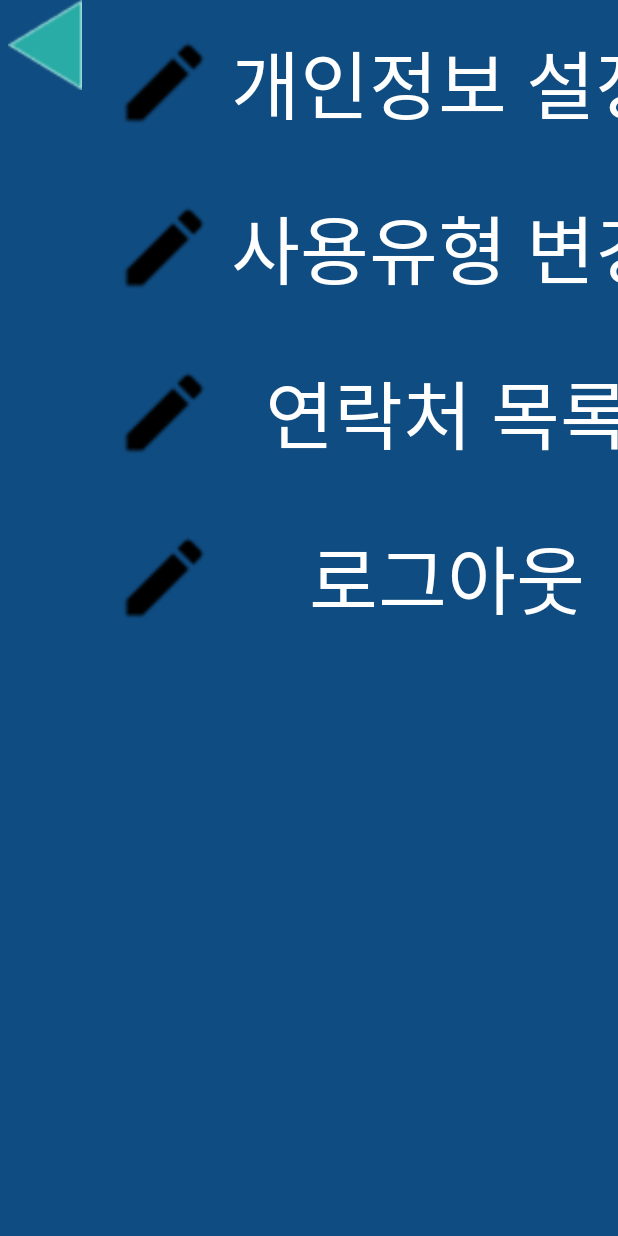
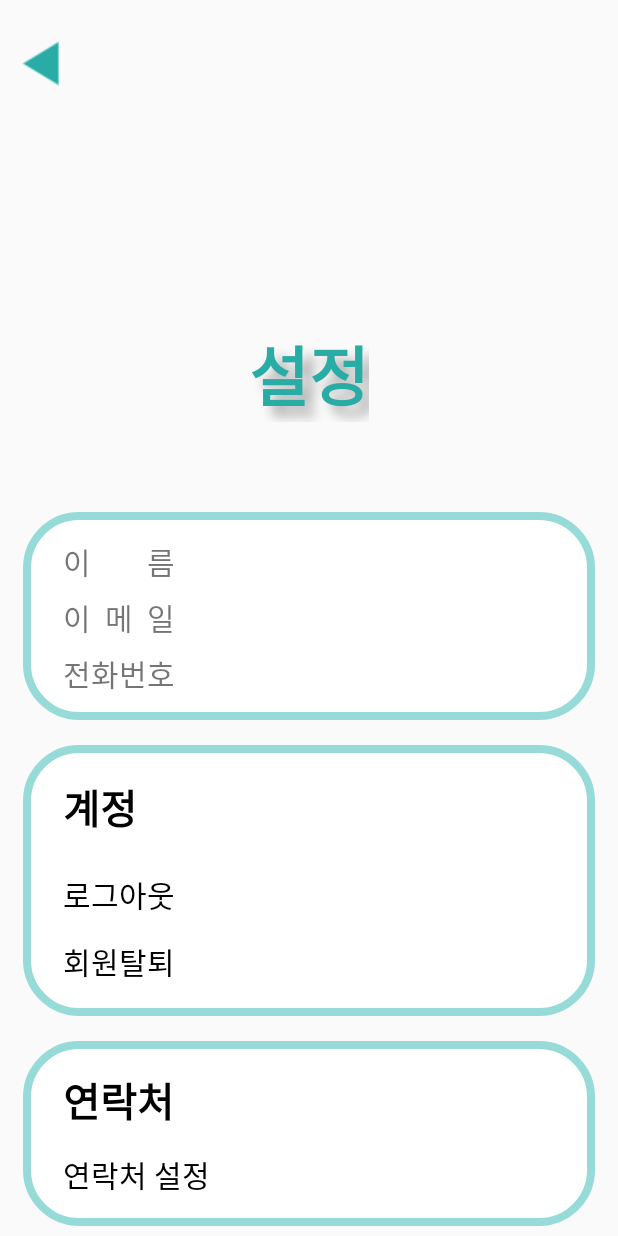
Before and after one commit to Hae-Riri/ObjectDetection, an Android app: the SettingMenu screen opened directly, with no data from a screen before it, on a phone screen of 412 x 824 dp. Run offline under Robolectric (Android 15) with nearby library versions, the phone set to English and light mode, and no system bars; our stand-ins replace Firebase (no records; nobody signed in at launch, a user with empty details on screens opened directly).

Commit message:
full complete first

```diff
--- a/app/src/main/java/org/tensorflow/lite/examples/detection/PhoneListActivity.java
+++ b/app/src/main/java/org/tensorflow/lite/examples/detection/PhoneListActivity.java
@@ -94,6 +94,8 @@ public class PhoneListActivity extends AppCompatActivity {
         }));
 
     }
+
+    //길게누르면 삭제하는 부분
     public interface ClickLister{
         void onClick(View view, int position);
         void onLongClick(View view, int position);
@@ -204,7 +206,7 @@ public class PhoneListActivity extends AppCompatActivity {
                 .child(deleteNum).removeValue();
         //adapter.notifyDataSetChanged();
         setUser(currentUser);
-
+        Toast.makeText(getApplicationContext(),"삭제되었습니다.",Toast.LENGTH_SHORT).show();
 
     }
 
--- a/app/src/main/java/org/tensorflow/lite/examples/detection/SettingMenu.java
+++ b/app/src/main/java/org/tensorflow/lite/examples/detection/SettingMenu.java
@@ -2,6 +2,7 @@ package org.tensorflow.lite.examples.detection;
 
 import android.content.Intent;
 import android.os.Bundle;
+import android.util.Log;
 import android.view.LayoutInflater;
 import android.view.View;
 import android.view.ViewGroup;
@@ -15,16 +16,141 @@ import androidx.annotation.Nullable;
 import androidx.appcompat.app.AppCompatActivity;
 import androidx.fragment.app.Fragment;
 
+import com.google.android.gms.tasks.OnCompleteListener;
+import com.google.android.gms.tasks.Task;
 import com.google.firebase.auth.FirebaseAuth;
 import com.google.firebase.auth.FirebaseUser;
+import com.google.firebase.database.DataSnapshot;
+import com.google.firebase.database.DatabaseError;
+import com.google.firebase.database.DatabaseReference;
+import com.google.firebase.database.FirebaseDatabase;
+import com.google.firebase.database.ValueEventListener;
+
+import org.tensorflow.lite.examples.detection.db_firebase.User;
 
 public class SettingMenu extends AppCompatActivity {
+
+    TextView textName, textEmail, textPhone,logout,deleteEmail,gotoList;
+    ImageView backBtn;
+
+    FirebaseAuth mAuth = FirebaseAuth.getInstance();
+    FirebaseUser currentUser = mAuth.getCurrentUser();
+    String uid = currentUser.getUid();
+    DatabaseReference mDatabase = FirebaseDatabase.getInstance().getReference();
+
+    String phone;
+    String name;
+    String email;
+    User user;
 
     @Override
     protected void onCreate(Bundle savedInstanceState) {
         super.onCreate(savedInstanceState);
         setContentView(R.layout.settings);
 
+        backBtn=(ImageView)findViewById(R.id.backBtn);
+
+        textName = (TextView)findViewById(R.id.textName);
+        textEmail =(TextView)findViewById(R.id.textEmail);
+        textPhone = (TextView)findViewById(R.id.textPhone);
+        logout = (TextView)findViewById(R.id.logout);
+        deleteEmail = (TextView)findViewById(R.id.deleteEmail);
+        gotoList=(TextView)findViewById(R.id.gotoList);
+
+        backBtn.setOnClickListener(new View.OnClickListener() {
+            @Override
+            public void onClick(View view) {
+                Intent intent = new Intent(SettingMenu.this,CameraActivity.class);
+                startActivity(intent);
+                overridePendingTransition(R.anim.fade_in,R.anim.fade_out);
+                finish();
+            }
+        });
+
+        mDatabase.child("users").child(uid).child("name").addListenerForSingleValueEvent(new ValueEventListener() {
+            @Override
+            public void onDataChange(@NonNull DataSnapshot dataSnapshot) {
+                name = dataSnapshot.getValue(String.class);
+                Log.d("SettingMenu","name is: "+name);
+                //가져온 값 넣어주기
+                textName.setText(name);
+            }
+
+            @Override
+            public void onCancelled(@NonNull DatabaseError databaseError) {
+
+            }
+        });
+
+        mDatabase.child("users").child(uid).child("email").addListenerForSingleValueEvent(new ValueEventListener() {
+            @Override
+            public void onDataChange(@NonNull DataSnapshot dataSnapshot) {
+                email = dataSnapshot.getValue(String.class);
+                Log.d("SettingMenu","name is: "+email);
+                textEmail.setText(email);
+            }
+
+            @Override
+            public void onCancelled(@NonNull DatabaseError databaseError) {
+
+            }
+        });
+
+        //db에서 사용자정보 읽어오기
+        mDatabase.child("users").child(uid).child("phoneNumber").addListenerForSingleValueEvent(new ValueEventListener() {
+            @Override
+            public void onDataChange(@NonNull DataSnapshot dataSnapshot) {
+                phone = dataSnapshot.getValue(String.class);
+                Log.d("SettingMenu","name is: "+phone);
+                textPhone.setText(phone);
+            }
+
+            @Override
+            public void onCancelled(@NonNull DatabaseError databaseError) {
+
+            }
+        });
+
+
+        logout.setOnClickListener(new View.OnClickListener() {
+            @Override
+            public void onClick(View view) {
+                mAuth.signOut();
+                Toast.makeText(SettingMenu.this,"로그아웃됩니다.",Toast.LENGTH_LONG).show();
+                Intent intent = new Intent(SettingMenu.this,LoginActivity.class);
+                startActivity(intent);
+                overridePendingTransition(R.anim.fade_in,R.anim.fade_out);
+                finish();
+            }
+        });
+
+        deleteEmail.setOnClickListener(new View.OnClickListener() {
+            @Override
+            public void onClick(View view) {
+                currentUser.delete().addOnCompleteListener(new OnCompleteListener<Void>() {
+                    @Override
+                    public void onComplete(@NonNull Task<Void> task) {
+                        if(task.isSuccessful()){
+                            mDatabase.child("users").child(uid).removeValue();
+                            Intent intent=new Intent(SettingMenu.this,LoginActivity.class);
+                            startActivity(intent);
+                        }
+
+                    }
+                });
+
+            }
+        });
+
+        gotoList.setOnClickListener(new View.OnClickListener() {
+            @Override
+            public void onClick(View view) {
+                Intent intent = new Intent(SettingMenu.this,PhoneListActivity.class);
+                startActivity(intent);
+                finish();
+            }
+        });
+
     }
 
 }
--- /dev/null
+++ b/app/src/main/res/drawable/setting_layout_round.xml
@@ -0,0 +1,13 @@
+<?xml version="1.0" encoding="utf-8"?>
+<shape xmlns:android="http://schemas.android.com/apk/res/android"
+    android:shape="rectangle">
+    <solid android:color="@color/white"/>
+    <corners android:bottomLeftRadius="52px"
+        android:bottomRightRadius="52px"
+        android:topLeftRadius="52px"
+        android:topRightRadius="52px"/>
+    <stroke
+        android:color="#97DBD8"
+        android:width="8px"/>
+
+</shape>
--- a/app/src/main/res/layout/settings.xml
+++ b/app/src/main/res/layout/settings.xml
@@ -1,48 +1,189 @@
 <?xml version="1.0" encoding="UTF-8"?>
+<LinearLayout
+    android:layout_height="match_parent"
+    android:layout_width="match_parent"
+    android:orientation="vertical"
+    xmlns:tools="http://schemas.android.com/tools"
+    xmlns:app="http://schemas.android.com/apk/res-auto"
+    xmlns:android="http://schemas.android.com/apk/res/android">
 
-    <LinearLayout android:background="@color/background_color" android:layout_height="match_parent" android:layout_width="match_parent" xmlns:tools="http://schemas.android.com/tools" xmlns:app="http://schemas.android.com/apk/res-auto" xmlns:android="http://schemas.android.com/apk/res/android">
+    <ImageView
+        android:layout_marginStart="22px"
+        android:layout_marginTop="41px"
+        android:id="@+id/backBtn"
+        android:layout_width="37px"
+        android:layout_height="45px"
+        app:layout_constraintStart_toStartOf="parent"
+        app:layout_constraintTop_toTopOf="parent"
+        app:srcCompat="@drawable/back" />
 
-    <ImageView android:layout_height="60dp" android:layout_width="60dp" app:srcCompat="@drawable/back" app:layout_constraintTop_toTopOf="parent" app:layout_constraintStart_toStartOf="parent" android:id="@+id/backBtn"/>
+    <TextView
+        android:layout_width="wrap_content"
+        android:layout_height="wrap_content"
+        android:text="설정"
+        android:textStyle="bold"
+        android:textColor="#2AACA6"
+        android:layout_marginTop="239px"
+        android:textSize="65px"
+        android:shadowColor="#A6A6A6"
+        android:shadowDx="10"
+        android:shadowDy="10"
+        android:shadowRadius="9"
+        android:layout_gravity="center"/>
 
+    <LinearLayout
+        android:layout_width="572px"
+        android:layout_height="208px"
+        android:background="@drawable/setting_layout_round"
+        android:layout_gravity="center_horizontal"
+        android:layout_marginTop="90px"
+        android:orientation="vertical">
 
-    -<LinearLayout android:layout_height="440dp" android:layout_width="409dp" app:layout_constraintTop_toTopOf="parent" app:layout_constraintStart_toStartOf="parent" app:layout_constraintEnd_toEndOf="parent" app:layout_constraintBottom_toBottomOf="parent" android:orientation="vertical">
+        <LinearLayout
+            android:layout_marginTop="22px"
+            android:layout_width="match_parent"
+            android:layout_height="wrap_content"
+            android:orientation="horizontal">
+            <TextView
+                android:layout_marginStart="40px"
+                android:layout_width="wrap_content"
+                android:layout_height="55px"
+                android:text="이        름"
+                android:textSize="30px"
+                android:layout_gravity="center"
+                android:gravity="center"/>
 
-
-    -<LinearLayout android:layout_height="110dp" android:layout_width="match_parent" android:orientation="horizontal">
-
-    <ImageView android:layout_height="match_parent" android:layout_width="150dp" app:srcCompat="@drawable/edit_icon" app:layout_constraintStart_toStartOf="parent" android:id="@+id/imageView5" android:layout_weight="1" android:layout_marginLeft="16dp" android:layout_marginStart="16dp"/>
-
-    <TextView android:layout_height="match_parent" android:layout_width="match_parent" android:id="@+id/userInfo" app:layout_constraintEnd_toEndOf="parent" android:layout_weight="1" android:textSize="50sp" android:textColor="#FFFFFF" android:textAlignment="center" android:text="개인정보 설정" android:gravity="center_horizontal|center_vertical" android:clickable="true" android:autoText="false" android:layout_marginRight="16dp" android:layout_marginEnd="16dp"/>
+            <TextView
+                android:id="@+id/textName"
+                android:layout_width="match_parent"
+                android:layout_height="wrap_content"
+                tools:text="아이휠"
+                android:textSize="30px"
+                android:textColor="#000000"
+                android:layout_gravity="center"
+                android:gravity="center"/>
 
         </LinearLayout>
 
+        <LinearLayout
+            android:layout_marginTop="1px"
+            android:layout_width="match_parent"
+            android:layout_height="wrap_content"
+            android:orientation="horizontal">
+            <TextView
+                android:layout_marginStart="40px"
+                android:layout_width="wrap_content"
+                android:layout_height="55px"
+                android:text="이  메  일"
+                android:textSize="30px"
+                android:layout_gravity="center"
+                android:gravity="center"/>
 
-    -<LinearLayout android:layout_height="110dp" android:layout_width="match_parent" app:layout_constraintStart_toStartOf="parent" app:layout_constraintEnd_toEndOf="parent" android:orientation="horizontal">
-
-    <ImageView android:layout_height="match_parent" android:layout_width="150dp" app:srcCompat="@drawable/edit_icon" app:layout_constraintStart_toStartOf="parent" android:id="@+id/imageView6" android:layout_weight="1" android:layout_marginLeft="16dp" android:layout_marginStart="16dp"/>
-
-    <TextView android:layout_height="match_parent" android:layout_width="match_parent" android:id="@+id/changeType" app:layout_constraintEnd_toEndOf="parent" android:layout_weight="1" android:textSize="50sp" android:textColor="#FFFFFF" android:textAlignment="center" android:text="사용유형 변경" android:gravity="center_horizontal|center_vertical" android:clickable="true" android:autoText="false" android:layout_marginRight="16dp" android:layout_marginEnd="16dp"/>
+            <TextView
+                android:id="@+id/textEmail"
+                android:layout_width="match_parent"
+                android:layout_height="wrap_content"
+                tools:text="user@eyewheel.com"
+                android:textSize="30px"
+                android:textColor="#000000"
+                android:layout_gravity="center"
+                android:gravity="center"/>
 
         </LinearLayout>
 
+        <LinearLayout
+            android:layout_marginTop="1px"
+            android:layout_width="match_parent"
+            android:layout_height="wrap_content"
+            android:orientation="horizontal">
+            <TextView
+                android:layout_marginStart="40px"
+                android:layout_width="wrap_content"
+                android:layout_height="55px"
+                android:text="전화번호"
+                android:textSize="30px"
+                android:layout_gravity="center"
+                android:gravity="center"/>
 
-    -<LinearLayout android:layout_height="110dp" android:layout_width="match_parent" app:layout_constraintStart_toStartOf="parent" app:layout_constraintEnd_toEndOf="parent" android:orientation="horizontal">
-
-    <ImageView android:layout_height="match_parent" android:layout_width="150dp" app:srcCompat="@drawable/edit_icon" app:layout_constraintStart_toStartOf="parent" android:id="@+id/imageView7" android:layout_weight="1" android:layout_marginLeft="16dp" android:layout_marginStart="16dp"/>
-
-    <TextView android:layout_height="match_parent" android:layout_width="match_parent" android:id="@+id/phoneList" app:layout_constraintEnd_toEndOf="parent" android:layout_weight="1" android:textSize="50sp" android:textColor="#FFFFFF" android:textAlignment="center" android:text="연락처 목록" android:gravity="center_horizontal|center_vertical" android:clickable="true" android:autoText="false" android:layout_marginRight="16dp" android:layout_marginEnd="16dp"/>
+            <TextView
+                android:id="@+id/textPhone"
+                android:layout_width="match_parent"
+                android:layout_height="wrap_content"
+                tools:text="010-1212-3434"
+                android:textSize="30px"
+                android:textColor="#000000"
+                android:layout_gravity="center"
+                android:gravity="center"/>
 
         </LinearLayout>
+    </LinearLayout>
 
+    <LinearLayout
+    android:layout_marginTop="25px"
+    android:layout_width="572px"
+    android:layout_height="271px"
+    android:orientation="vertical"
+    android:background="@drawable/setting_layout_round"
+    android:gravity="center_vertical"
+    android:layout_gravity="center_horizontal">
 
-    -<LinearLayout android:layout_height="110dp" android:layout_width="match_parent" android:orientation="horizontal">
+    <TextView
+        android:layout_width="wrap_content"
+        android:layout_height="wrap_content"
+        android:textSize="40px"
+        android:text="계정"
+        android:textColor="#000000"
+        android:textStyle="bold"
+        android:layout_marginStart="40px" />
 
-    <ImageView android:layout_height="match_parent" android:layout_width="150dp" app:srcCompat="@drawable/edit_icon" app:layout_constraintStart_toStartOf="parent" android:id="@+id/imageView8" android:layout_weight="1" android:layout_marginLeft="16dp" android:layout_marginStart="16dp"/>
+    <TextView
+        android:id="@+id/logout"
+        android:layout_width="wrap_content"
+        android:layout_height="wrap_content"
+        android:textSize="30px"
+        android:text="로그아웃"
+        android:textColor="#000000"
+        android:layout_marginStart="40px"
+        android:layout_marginTop="35px"/>
 
-    <TextView android:layout_height="match_parent" android:layout_width="match_parent" android:id="@+id/logoutBtn" app:layout_constraintEnd_toEndOf="parent" android:layout_weight="1" android:textSize="50sp" android:textColor="#FFFFFF" android:textAlignment="center" android:text="로그아웃" android:gravity="center_horizontal|center_vertical" android:clickable="true" android:autoText="false" android:layout_marginRight="16dp" android:layout_marginEnd="16dp"/>
+    <TextView
+        android:id="@+id/deleteEmail"
+        android:layout_width="wrap_content"
+        android:layout_height="wrap_content"
+        android:textSize="30px"
+        android:text="회원탈퇴"
+        android:textColor="#000000"
+        android:layout_marginStart="40px"
+        android:layout_marginTop="22px"/>
+</LinearLayout>
 
+    <LinearLayout
+        android:layout_marginTop="25px"
+        android:layout_width="572px"
+        android:layout_height="185px"
+        android:orientation="vertical"
+        android:background="@drawable/setting_layout_round"
+        android:gravity="center_vertical"
+        android:layout_gravity="center_horizontal">
+
+        <TextView
+            android:layout_width="wrap_content"
+            android:layout_height="wrap_content"
+            android:textSize="40px"
+            android:text="연락처"
+            android:textColor="#000000"
+            android:textStyle="bold"
+            android:layout_marginStart="40px" />
+
+        <TextView
+            android:id="@+id/gotoList"
+            android:layout_width="wrap_content"
+            android:layout_height="wrap_content"
+            android:textSize="30px"
+            android:text="연락처 설정"
+            android:textColor="#000000"
+            android:layout_marginStart="40px"
+            android:layout_marginTop="22px"/>
     </LinearLayout>
 
 </LinearLayout>
-
-</LinearLayout>
```
Also changed, not shown: app/src/main/res/layout/dialog_addguard.xml (+53 -42 lines). Lines whose indentation alone changed are shown as unchanged.
